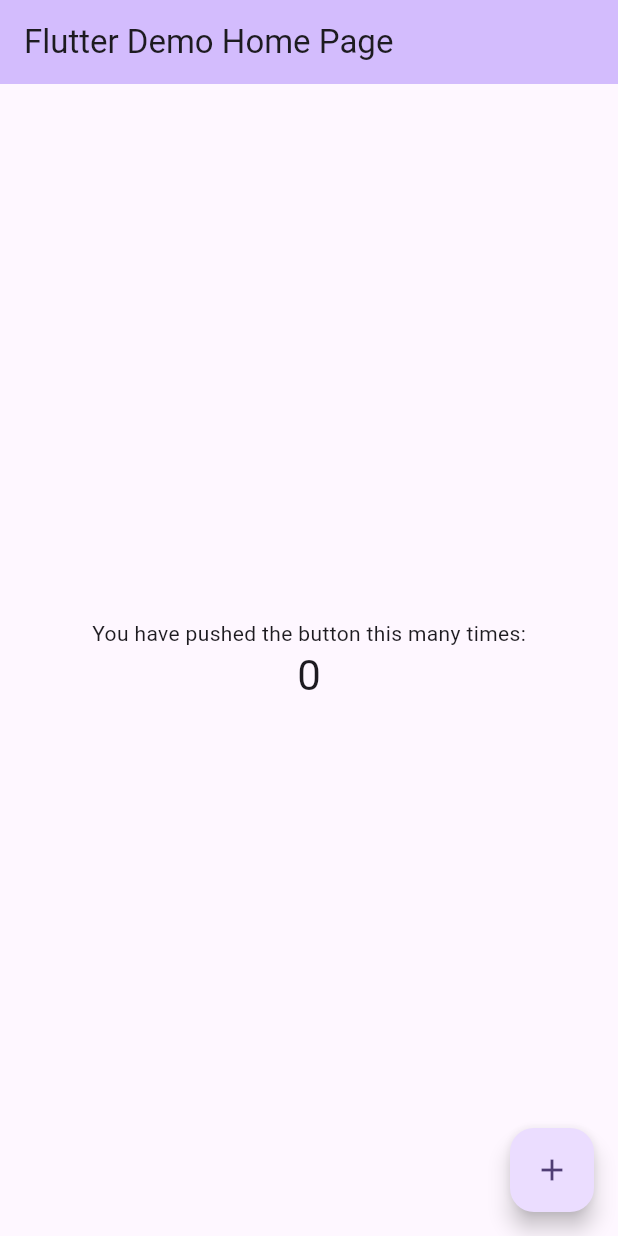
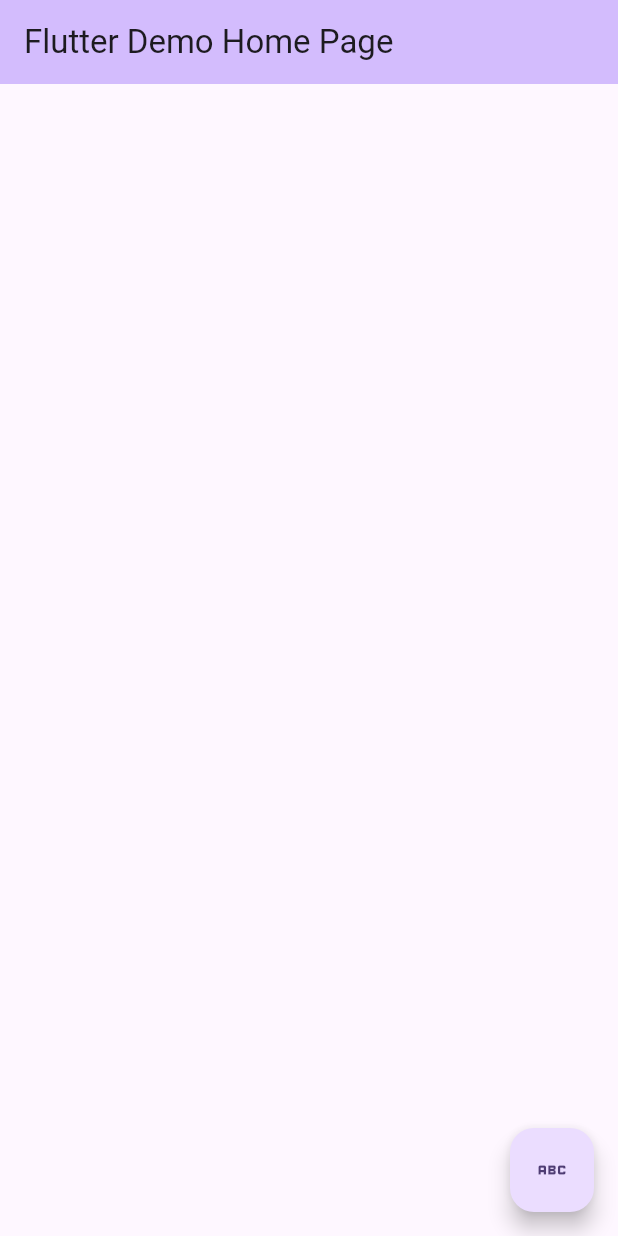
Before and after one commit to gayashan4lk/budget_tracker, a Flutter app: the screen it shows after launch, on a phone screen of 412 x 824 dp. Run offline on Flutter 3.47's test engine with Material 3 defaults, Android fonts, the phone set to English and light mode, and no system bars.

Commit message:
Remove counter and update app title

```diff
--- a/lib/home_page.dart
+++ b/lib/home_page.dart
@@ -10,14 +10,6 @@ class HomePage extends StatefulWidget {
 }
 
 class _HomePageState extends State<HomePage> {
-  int _counter = 0;
-
-  void _incrementCounter() {
-    setState(() {
-      _counter++;
-    });
-  }
-
   @override
   Widget build(BuildContext context) {
     return Scaffold(
@@ -25,24 +17,11 @@ class _HomePageState extends State<HomePage> {
         backgroundColor: Theme.of(context).colorScheme.inversePrimary,
         title: Text(widget.title),
       ),
-      body: Center(
-        child: Column(
-          mainAxisAlignment: MainAxisAlignment.center,
-          children: <Widget>[
-            const Text(
-              'You have pushed the button this many times:',
-            ),
-            Text(
-              '$_counter',
-              style: Theme.of(context).textTheme.headlineMedium,
-            ),
-          ],
-        ),
-      ),
+      body: null,
       floatingActionButton: FloatingActionButton(
-        onPressed: _incrementCounter,
-        tooltip: 'Increment',
-        child: const Icon(Icons.add),
+        onPressed: () => {},
+        tooltip: 'floating action button',
+        child: const Icon(Icons.abc),
       ),
     );
   }
--- a/lib/main.dart
+++ b/lib/main.dart
@@ -13,7 +13,7 @@ class MyApp extends StatelessWidget {
   @override
   Widget build(BuildContext context) {
     return MaterialApp(
-      title: 'Flutter Demo',
+      title: 'Budget Tracker',
       theme: ThemeData(
         colorScheme: ColorScheme.fromSeed(seedColor: Colors.deepPurple),
         useMaterial3: true,
```
